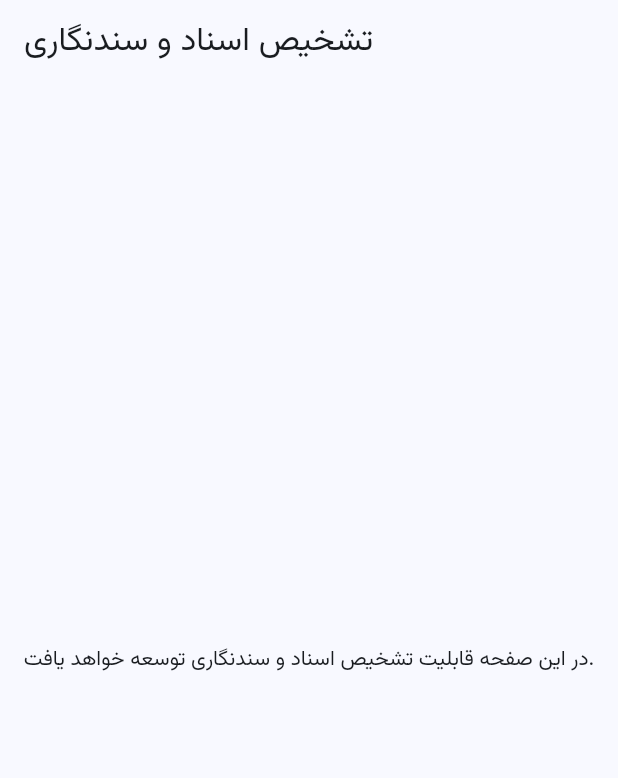
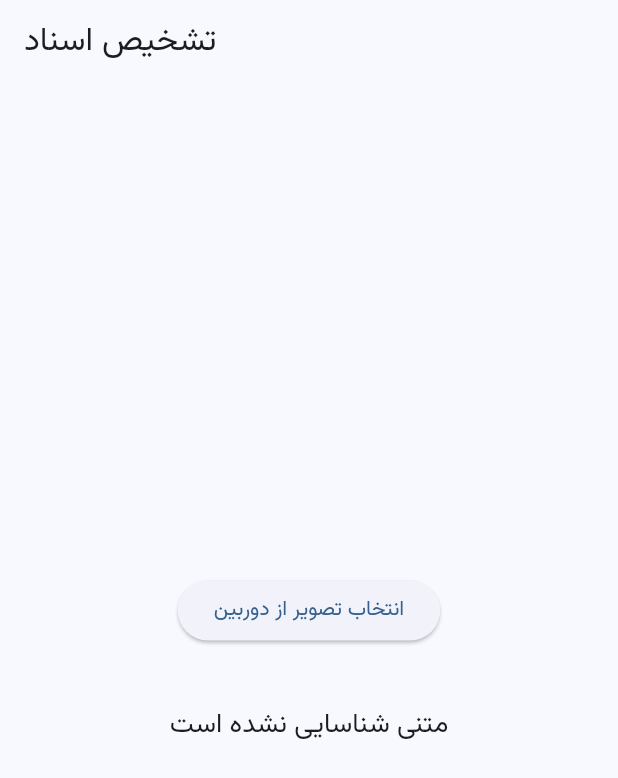
Before and after one commit to dilagh01/Metreyar_flutter_web, a Flutter app: the DocumentRecognitionPage screen opened by its route, on a phone screen of 412 x 824 dp. Shown: the top 778 px of the screen. Run offline on Flutter 3.47's test engine with Material 3 defaults, Android fonts, the phone set to English and light mode, and no system bars; our stand-ins replace go_router, image_picker; missing offline and left inert: google_ml_kit.

Commit message:
📦 بروزرسانی و آماده‌سازی برای بیلد

```diff
--- a/lib/pages/document_recognition_page.dart
+++ b/lib/pages/document_recognition_page.dart
@@ -1,14 +1,87 @@
 import 'package:flutter/material.dart';
+import 'package:image_picker/image_picker.dart';
+import 'package:google_ml_kit/google_ml_kit.dart';
+import 'dart:io';
 
-class DocumentRecognitionPage extends StatelessWidget {
+class DocumentRecognitionPage extends StatefulWidget {
   const DocumentRecognitionPage({super.key});
+
+  @override
+  _DocumentRecognitionPageState createState() =>
+      _DocumentRecognitionPageState();
+}
+
+class _DocumentRecognitionPageState extends State<DocumentRecognitionPage> {
+  File? _image;
+  String _text = "متنی شناسایی نشده است";
+  final picker = ImagePicker();
+
+  Future<void> _pickImage() async {
+    final pickedFile = await picker.pickImage(source: ImageSource.camera);
+    if (pickedFile != null) {
+      setState(() {
+        _image = File(pickedFile.path);
+      });
+      _performOCR(pickedFile);
+    }
+  }
+
+  Future<void> _performOCR(PickedFile pickedFile) async {
+    final inputImage = InputImage.fromFilePath(pickedFile.path);
+    final textRecognizer = GoogleMlKit.vision.textRecognizer();
+
+    try {
+      final RecognizedText recognizedText =
+          await textRecognizer.processImage(inputImage);
+
+      setState(() {
+        _text = recognizedText.text.isEmpty
+            ? "متنی پیدا نشد."
+            : recognizedText.text;
+      });
+    } catch (e) {
+      setState(() {
+        _text = "خطا در پردازش تصویر.";
+      });
+    }
+  }
+
+  @override
+  void dispose() {
+    super.dispose();
+  }
 
   @override
   Widget build(BuildContext context) {
     return Scaffold(
-      appBar: AppBar(title: const Text('تشخیص اسناد و سندنگاری')),
-      body: const Center(
-        child: Text('در این صفحه قابلیت تشخیص اسناد و سندنگاری توسعه خواهد یافت.'),
+      appBar: AppBar(title: const Text("تشخیص اسناد")),
+      body: Center(
+        child: Padding(
+          padding: const EdgeInsets.all(16),
+          child: Column(
+            mainAxisAlignment: MainAxisAlignment.center,
+            children: [
+              ElevatedButton(
+                onPressed: _pickImage,
+                child: const Text("انتخاب تصویر از دوربین"),
+              ),
+              const SizedBox(height: 20),
+              if (_image != null)
+                Image.file(
+                  _image!,
+                  height: 200,
+                  width: 200,
+                  fit: BoxFit.cover,
+                ),
+              const SizedBox(height: 20),
+              Text(
+                _text,
+                textAlign: TextAlign.center,
+                style: const TextStyle(fontSize: 18),
+              ),
+            ],
+          ),
+        ),
       ),
     );
   }
```
Also changed, not shown: pubspec.yaml (+2 -5 lines).
